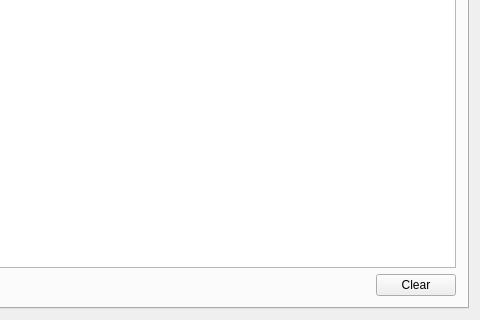
The window that MainWnd.ui (congchenutd/teamradarserver) describes before a commit, drawn with Qt 5; both pictures show x 177 to 657 and y 228 to 548 of the 657 by 548 pixel window.
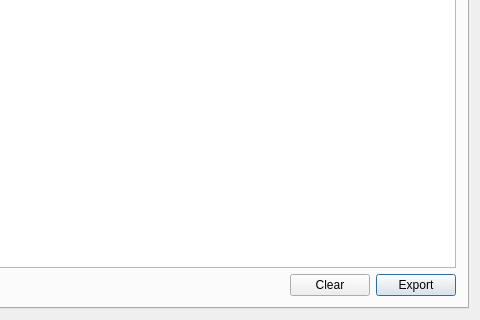
The same window after the commit. Icons and pictures are not drawn.

```diff
--- a/MainWnd.ui
+++ b/MainWnd.ui
@@ -71,7 +71,7 @@
        <string>Logs</string>
       </attribute>
       <layout class="QGridLayout" name="gridLayout">
-       <item row="0" column="0" colspan="2">
+       <item row="0" column="0" colspan="3">
         <widget class="QTableView" name="tableView">
          <property name="editTriggers">
           <set>QAbstractItemView::NoEditTriggers</set>
@@ -110,6 +110,13 @@
          </property>
         </widget>
        </item>
+       <item row="1" column="2">
+        <widget class="QPushButton" name="btExport">
+         <property name="text">
+          <string>Export</string>
+         </property>
+        </widget>
+       </item>
       </layout>
      </widget>
      <widget class="QWidget" name="tabConnections">
```
